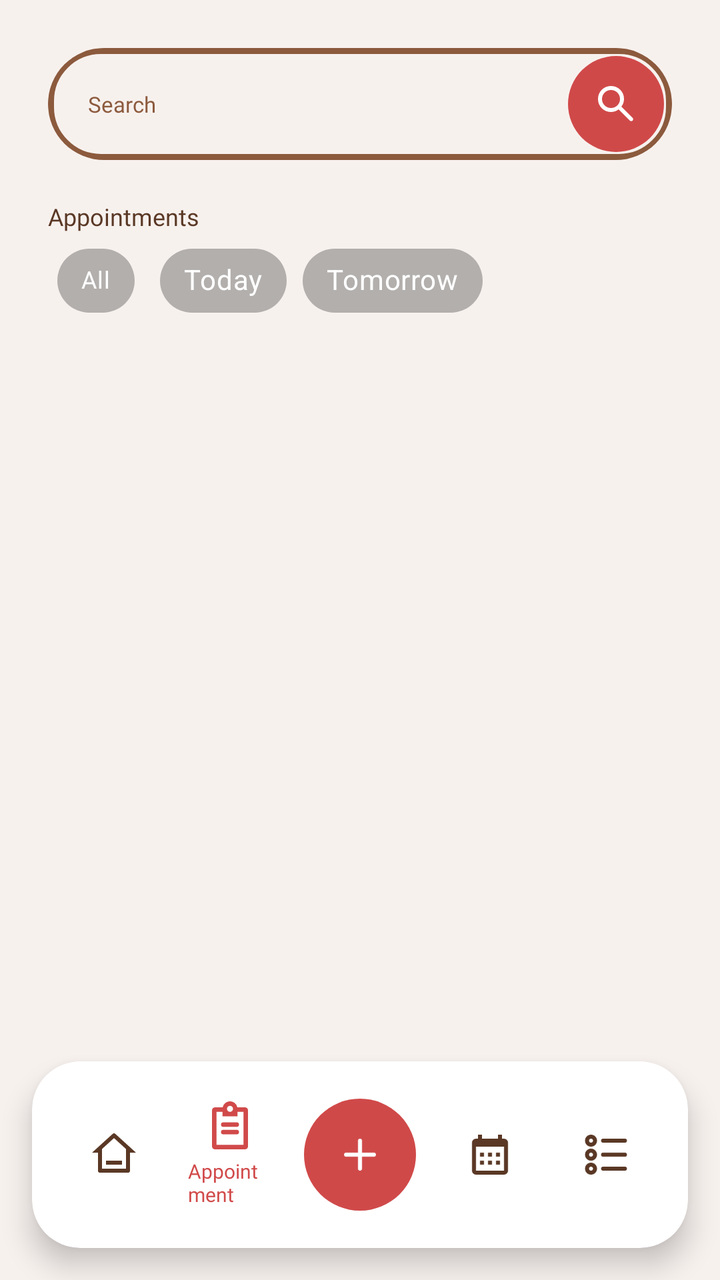
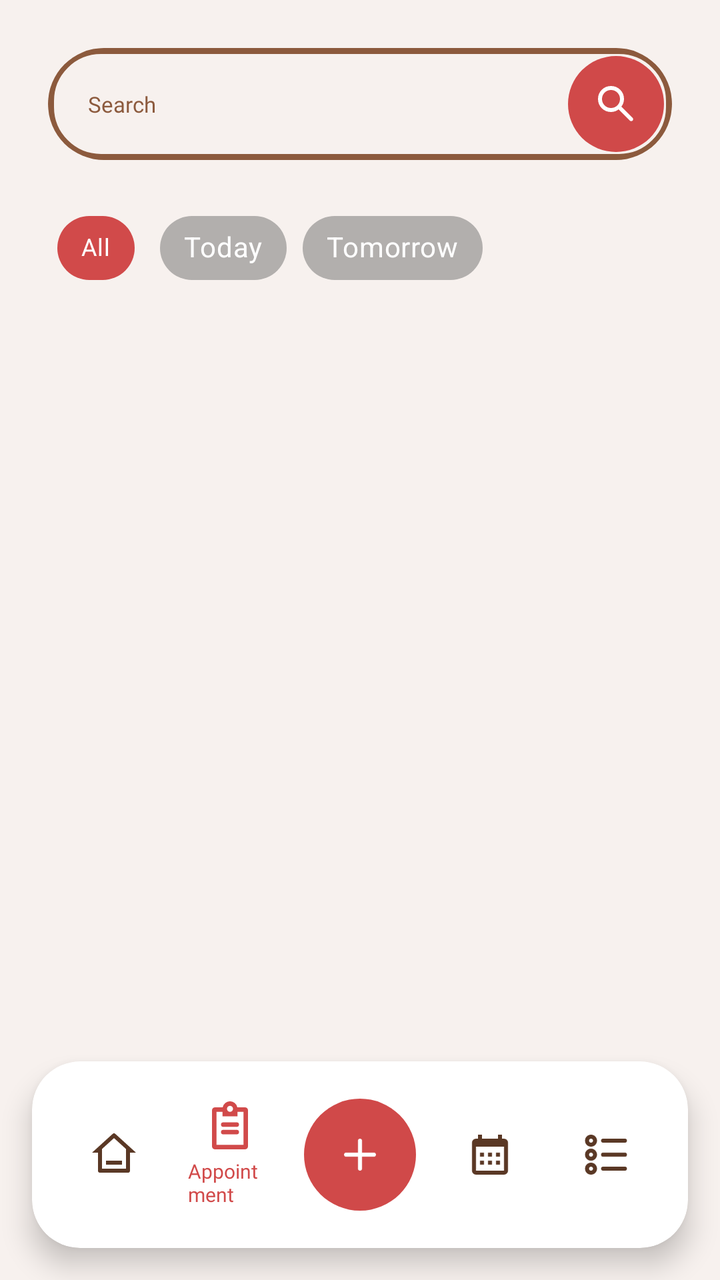

An Android layout rendered at two revisions. The XML below is the earlier revision; the diff shows what the commit changed to produce the second picture.
<!-- AndroidManifest.xml: application theme Theme.StTherese -->
<!-- res/layout/activity_doctor_appointment.xml -->
<?xml version="1.0" encoding="utf-8"?>
<androidx.coordinatorlayout.widget.CoordinatorLayout xmlns:android="http://schemas.android.com/apk/res/android"
    xmlns:app="http://schemas.android.com/apk/res-auto"
    xmlns:tools="http://schemas.android.com/tools"
    android:layout_width="match_parent"
    android:layout_height="match_parent"
    android:background="@color/bg_color">

    <androidx.core.widget.NestedScrollView
        android:layout_width="match_parent"
        android:layout_height="match_parent"
        android:clipToPadding="false"
        android:paddingBottom="100dp"
        app:layout_behavior="@string/appbar_scrolling_view_behavior">

        <androidx.constraintlayout.widget.ConstraintLayout
            android:layout_width="match_parent"
            android:layout_height="wrap_content"
            android:padding="24dp">

            <androidx.cardview.widget.CardView
                android:id="@+id/searchCard"
                android:layout_width="0dp"
                android:layout_height="wrap_content"
                app:cardBackgroundColor="#00FFFFFF"
                app:cardCornerRadius="28dp"
                app:cardElevation="0dp"
                app:layout_constraintEnd_toEndOf="parent"
                app:layout_constraintStart_toStartOf="parent"
                app:layout_constraintTop_toTopOf="parent">

                <LinearLayout
                    android:layout_width="match_parent"
                    android:layout_height="wrap_content"
                    android:background="@drawable/bg_search_outline_brown"
                    android:gravity="center_vertical"
                    android:orientation="horizontal"
                    android:padding="4dp">

                    <EditText
                        android:id="@+id/etSearch"
                        android:layout_width="0dp"
                        android:layout_height="wrap_content"
                        android:layout_weight="1"
                        android:background="@android:color/transparent"
                        android:fontFamily="@font/poppins_regular"
                        android:hint="Search"
                        android:inputType="text"
                        android:padding="12dp"
                        android:paddingStart="16dp"
                        android:textColor="@color/brown_text"
                        android:textColorHint="#8C5A3D"
                        android:textSize="11sp" />

                    <ImageView
                        android:id="@+id/btnSearch"
                        android:layout_width="48dp"
                        android:layout_height="48dp"
                        android:background="@drawable/bg_circle_red"
                        android:padding="12dp"
                        android:src="@drawable/ic_search"
                        app:tint="#FFFFFF" />
                </LinearLayout>
            </androidx.cardview.widget.CardView>


            <TextView
                android:id="@+id/textView6"
                android:layout_width="match_parent"
                android:layout_height="wrap_content"
                android:layout_marginTop="20dp"
                android:fontFamily="@font/poppins_semi_bold"
                android:text="Appointments"
                android:textColor="@color/brown_text"
                android:textSize="12sp"
                app:layout_constraintEnd_toEndOf="parent"
                app:layout_constraintStart_toStartOf="parent"
                app:layout_constraintTop_toBottomOf="@+id/searchCard" />


            <HorizontalScrollView
                android:id="@+id/filterScroll"
                android:layout_width="match_parent"
                android:layout_height="wrap_content"
                android:scrollbars="none"
                app:layout_constraintTop_toBottomOf="@+id/textView6"
                tools:layout_editor_absoluteX="24dp">

                <com.google.android.material.chip.ChipGroup
                    android:id="@+id/chipGroup"
                    android:layout_width="wrap_content"
                    android:layout_height="wrap_content"
                    app:singleSelection="true">
                    <com.google.android.material.chip.Chip
                        android:id="@+id/chipAll"
                        style="@style/Widget.MaterialComponents.Chip.Choice"
                        android:layout_width="wrap_content"
                        android:layout_height="wrap_content"
                        android:fontFamily="@font/poppins_semi_bold"
                        android:text="All"
                        android:textColor="#FFFFFF"
                        android:textSize="12sp"
                        app:chipBackgroundColor="@color/chip_background_selector"
                        app:chipStrokeWidth="0dp" />

                    <com.google.android.material.chip.Chip
                        android:id="@+id/chipToday"
                        style="@style/Widget.MaterialComponents.Chip.Choice"
                        android:layout_width="wrap_content"
                        android:layout_height="wrap_content"
                        android:fontFamily="@font/poppins_semi_bold"
                        android:text="Today"
                        android:textColor="@color/chip_text_selector"
                        app:chipBackgroundColor="@color/chip_background_selector"
                        app:chipStrokeWidth="0dp" />

                    <com.google.android.material.chip.Chip
                        android:id="@+id/chipTomorrow"
                        style="@style/Widget.MaterialComponents.Chip.Choice"
                        android:layout_width="wrap_content"
                        android:layout_height="wrap_content"
                        android:fontFamily="@font/poppins_semi_bold"
                        android:text="Tomorrow"
                        android:textColor="@color/chip_text_selector"
                        app:chipBackgroundColor="@color/chip_background_selector"
                        app:chipStrokeWidth="0dp" />
                </com.google.android.material.chip.ChipGroup>
            </HorizontalScrollView>

            <androidx.recyclerview.widget.RecyclerView
                android:id="@+id/recyclerViewAppointments"
                android:layout_width="match_parent"
                android:layout_height="wrap_content"
                android:layout_marginTop="16dp"
                android:nestedScrollingEnabled="false"
                app:layout_constraintTop_toBottomOf="@+id/filterScroll"
                app:layout_constraintBottom_toBottomOf="parent"
                tools:listitem="@layout/item_appointment" />

            <androidx.cardview.widget.CardView
                android:id="@+id/layoutEmptyState"
                android:layout_width="match_parent"
                android:layout_height="wrap_content"
                android:layout_marginTop="20dp"
                app:cardBackgroundColor="#FFFFFF"
                app:cardCornerRadius="16dp"
                app:cardElevation="1dp"
                android:visibility="gone"
                app:layout_constraintTop_toBottomOf="@+id/filterScroll">

                <LinearLayout
                    android:layout_width="match_parent"
                    android:layout_height="wrap_content"
                    android:gravity="center_horizontal"
                    android:orientation="vertical"
                    android:padding="32dp">

                    <TextView
                        android:id="@+id/tvNoData"
                        android:layout_width="wrap_content"
                        android:layout_height="wrap_content"
                        android:fontFamily="@font/montserrat_extra_bold"
                        android:gravity="center"
                        android:text="NO APPOINTMENTS FOUND"
                        android:textColor="@color/brown_text"
                        android:textSize="20sp" />

                    <TextView
                        android:layout_width="wrap_content"
                        android:layout_height="wrap_content"
                        android:layout_marginTop="5dp"
                        android:fontFamily="@font/poppins_medium"
                        android:gravity="center"
                        android:text="Your scheduled appointments will appear here."
                        android:textColor="@color/text_secondary"
                        android:textSize="11sp" />

                </LinearLayout>
            </androidx.cardview.widget.CardView>

        </androidx.constraintlayout.widget.ConstraintLayout>
    </androidx.core.widget.NestedScrollView>

    <androidx.cardview.widget.CardView
        android:layout_width="match_parent"
        android:layout_height="wrap_content"
        android:layout_gravity="bottom"
        android:layout_margin="16dp"
        app:cardCornerRadius="24dp"
        app:cardElevation="8dp"
        app:cardBackgroundColor="#FFFFFF">

        <LinearLayout
            android:layout_width="match_parent"
            android:layout_height="wrap_content"
            android:orientation="horizontal"
            android:gravity="center"
            android:padding="12dp">
            <LinearLayout
                android:id="@+id/btnHome"
                android:layout_width="0dp"
                android:layout_height="wrap_content"
                android:layout_weight="1"
                android:orientation="vertical"
                android:gravity="center"
                android:padding="8dp">

                <ImageView
                    android:layout_width="24dp"
                    android:layout_height="24dp"
                    android:src="@drawable/ic_home"
                    app:tint="#5A3825" />
            </LinearLayout>

            <LinearLayout
                android:id="@+id/btnAppointment"
                android:layout_width="0dp"
                android:layout_height="wrap_content"
                android:layout_weight="1"
                android:orientation="vertical"
                android:gravity="center"
                android:padding="8dp">

                <ImageView
                    android:layout_width="24dp"
                    android:layout_height="24dp"
                    android:src="@drawable/ic_list"
                    app:tint="#D14A4A" />

                <TextView
                    android:layout_width="wrap_content"
                    android:layout_height="wrap_content"
                    android:text="Appointment"
                    android:fontFamily="@font/montserrat_extra_bold"
                    android:textSize="10sp"
                    android:textColor="#D14A4A"
                    android:layout_marginTop="4dp" />
            </LinearLayout>

            <ImageView
                android:id="@+id/btnAdd"
                android:layout_width="56dp"
                android:layout_height="56dp"
                android:src="@drawable/ic_add"
                android:background="@drawable/bg_circle_red"
                android:padding="16dp"
                app:tint="#FFFFFF"
                android:layout_marginHorizontal="8dp" />

            <LinearLayout
                android:id="@+id/btnCalendar"
                android:layout_width="0dp"
                android:layout_height="wrap_content"
                android:layout_weight="1"
                android:orientation="vertical"
                android:gravity="center"
                android:padding="8dp">

                <ImageView
                    android:layout_width="24dp"
                    android:layout_height="24dp"
                    android:src="@drawable/ic_calendar"
                    app:tint="#5A3825" />
            </LinearLayout>

            <LinearLayout
                android:id="@+id/btnHistory"
                android:layout_width="0dp"
                android:layout_height="wrap_content"
                android:layout_weight="1"
                android:orientation="vertical"
                android:gravity="center"
                android:padding="8dp">

                <ImageView
                    android:layout_width="24dp"
                    android:layout_height="24dp"
                    android:src="@drawable/ic_menu"
                    app:tint="#5A3825" />
            </LinearLayout>
        </LinearLayout>
    </androidx.cardview.widget.CardView>

</androidx.coordinatorlayout.widget.CoordinatorLayout>
<!-- res/layout/item_appointment.xml (included above) -->
<?xml version="1.0" encoding="utf-8"?>
<androidx.cardview.widget.CardView xmlns:android="http://schemas.android.com/apk/res/android"
    xmlns:app="http://schemas.android.com/apk/res-auto"
    android:layout_width="match_parent"
    android:layout_height="wrap_content"
    android:layout_marginBottom="12dp"
    app:cardCornerRadius="16dp"
    app:cardElevation="2dp"
    app:cardBackgroundColor="@color/card_white">

    <androidx.constraintlayout.widget.ConstraintLayout
        android:layout_width="match_parent"
        android:layout_height="wrap_content"
        android:padding="16dp">

        
        <ImageView
            android:id="@+id/ivAvatar"
            android:layout_width="56dp"
            android:layout_height="56dp"
            android:background="@drawable/bg_circle_gray"
            app:layout_constraintStart_toStartOf="parent"
            app:layout_constraintTop_toTopOf="parent" />

        
        <TextView
            android:id="@+id/tvName"
            android:layout_width="0dp"
            android:layout_height="wrap_content"
            android:text="Dr. John Doe"
            android:textSize="16sp"
            android:textColor="@color/brown_text"
            android:fontFamily="@font/montserrat_extra_bold"
            android:layout_marginStart="12dp"
            app:layout_constraintStart_toEndOf="@id/ivAvatar"
            app:layout_constraintTop_toTopOf="@id/ivAvatar"
            app:layout_constraintEnd_toStartOf="@id/btnNavigate" />

        
        <TextView
            android:id="@+id/tvSubtitle"
            android:layout_width="0dp"
            android:layout_height="wrap_content"
            android:text="OB-GYN"
            android:textSize="14sp"
            android:fontFamily="@font/poppins_medium"
            android:textColor="#808C5A3D"
            android:layout_marginStart="12dp"
            app:layout_constraintStart_toEndOf="@id/ivAvatar"
            app:layout_constraintTop_toBottomOf="@id/tvName"
            app:layout_constraintBottom_toBottomOf="@id/ivAvatar"
            app:layout_constraintEnd_toStartOf="@id/btnNavigate" />

        
        <ImageView
            android:id="@+id/btnNavigate"
            android:layout_width="50dp"
            android:layout_height="50dp"
            android:src="@drawable/ic_arrow_right"
            android:background="@drawable/bg_circle_red"
            android:padding="10dp"
            app:tint="#FFFFFF"
            app:layout_constraintEnd_toEndOf="parent"
            app:layout_constraintTop_toTopOf="@id/ivAvatar"
            app:layout_constraintBottom_toBottomOf="@id/ivAvatar" />

        
        <View
            android:id="@+id/divider"
            android:layout_width="0dp"
            android:layout_height="1dp"
            android:background="#D9D9D9"
            android:layout_marginTop="14dp"
            app:layout_constraintStart_toStartOf="parent"
            app:layout_constraintEnd_toEndOf="parent"
            app:layout_constraintTop_toBottomOf="@id/ivAvatar" />

        
        <ImageView
            android:id="@+id/ivCalendar"
            android:layout_width="40dp"
            android:layout_height="40dp"
            android:src="@drawable/ic_calendar_secondary"
            android:background="@drawable/bg_circle_gray"
            android:padding="8dp"
            android:layout_marginTop="14dp"
            app:layout_constraintStart_toStartOf="parent"
            app:layout_constraintTop_toBottomOf="@id/divider" />

        <TextView
            android:id="@+id/tvDateLabel"
            android:layout_width="wrap_content"
            android:layout_height="wrap_content"
            android:text="Date"
            android:textSize="12sp"
            android:fontFamily="@font/poppins_medium"
            android:textColor="#808C5A3D"
            android:layout_marginStart="8dp"
            app:layout_constraintStart_toEndOf="@id/ivCalendar"
            app:layout_constraintTop_toTopOf="@id/ivCalendar" />

        <TextView
            android:id="@+id/tvAppointmentDate"
            android:layout_width="wrap_content"
            android:layout_height="wrap_content"
            android:text="09 September, 2025"
            android:textSize="10sp"
            android:fontFamily="@font/poppins_semi_bold"
            android:textColor="@color/brown_text"
            android:layout_marginStart="8dp"
            app:layout_constraintStart_toEndOf="@id/ivCalendar"
            app:layout_constraintTop_toBottomOf="@id/tvDateLabel"
            app:layout_constraintBottom_toBottomOf="@id/ivCalendar" />

        
        <ImageView
            android:id="@+id/ivClock"
            android:layout_width="40dp"
            android:layout_height="40dp"
            android:src="@drawable/ic_clock_secondary"
            android:background="@drawable/bg_circle_gray"
            android:padding="8dp"
            android:layout_marginStart="16dp"
            app:layout_constraintStart_toEndOf="@id/tvAppointmentDate"
            app:layout_constraintTop_toTopOf="@id/ivCalendar" />

        <TextView
            android:id="@+id/tvTimeLabel"
            android:layout_width="wrap_content"
            android:layout_height="wrap_content"
            android:text="Time"
            android:textSize="12sp"
            android:textColor="#808C5A3D"
            android:layout_marginStart="8dp"
            app:layout_constraintStart_toEndOf="@id/ivClock"
            app:layout_constraintTop_toTopOf="@id/ivClock" />

        <TextView
            android:id="@+id/tvAppointmentTime"
            android:layout_width="wrap_content"
            android:layout_height="wrap_content"
            android:text="8:00 - 9:00 PM"
            android:textSize="10sp"
            android:fontFamily="@font/poppins_semi_bold"
            android:textColor="@color/brown_text"
            android:layout_marginStart="8dp"
            app:layout_constraintStart_toEndOf="@id/ivClock"
            app:layout_constraintTop_toBottomOf="@id/tvTimeLabel"
            app:layout_constraintBottom_toBottomOf="@id/ivClock" />
    </androidx.constraintlayout.widget.ConstraintLayout>

</androidx.cardview.widget.CardView>
<!-- resources referenced by this layout -->
<resources>
  <color name="bg_color">#F7F1EE</color>
  <color name="brown_text">#5A3825</color>
  <color name="card_white">#FFFFFF</color>
  <color name="text_secondary">#8C5A3D</color>
  <!-- drawable bg_circle_gray (drawable) -->
  <?xml version="1.0" encoding="utf-8"?>
  <shape xmlns:android="http://schemas.android.com/apk/res/android"
      android:shape="oval">
      <padding android:left="6dp" android:top="6dp" android:right="6dp"/>
      <solid android:color="#ECECEC" />
  </shape>
  <!-- drawable bg_circle_red (drawable) -->
  <?xml version="1.0" encoding="utf-8"?>
  <shape xmlns:android="http://schemas.android.com/apk/res/android"
      android:shape="oval">
      <solid android:color="#D04949" />
  </shape>
  <!-- drawable bg_search_outline_brown (drawable) -->
  <?xml version="1.0" encoding="utf-8"?>
  <shape xmlns:android="http://schemas.android.com/apk/res/android"
      android:shape="rectangle">
      <corners android:radius="25dp" />  <solid android:color="#00FFFFFF" />  <stroke
      android:width="3dp"
      android:color="#8C5A3D" />  </shape>
  <!-- drawable ic_add (drawable) -->
  <vector xmlns:android="http://schemas.android.com/apk/res/android"
      android:width="24dp"
      android:height="24dp"
      android:viewportWidth="24"
      android:viewportHeight="24">
    <path
        android:pathData="M5,12h14m-7,-7v14"
        android:strokeLineJoin="round"
        android:strokeWidth="2"
        android:fillColor="#00000000"
        android:strokeColor="#FFFFFF"
        android:strokeLineCap="round"/>
  </vector>
  <!-- drawable ic_arrow_right (drawable) -->
  <vector xmlns:android="http://schemas.android.com/apk/res/android"
      android:width="24dp"
      android:height="24dp"
      android:viewportWidth="24"
      android:viewportHeight="24">
    <path
        android:pathData="M9.29,6.71a0.996,0.996 0,0 0,0 1.41L13.17,12l-3.88,3.88a0.996,0.996 0,1 0,1.41 1.41l4.59,-4.59a0.996,0.996 0,0 0,0 -1.41L10.7,6.7c-0.38,-0.38 -1.02,-0.38 -1.41,0.01"
        android:fillColor="#FFFFFF"/>
  </vector>
  <!-- drawable ic_clock_secondary (drawable) -->
  <vector xmlns:android="http://schemas.android.com/apk/res/android"
      android:width="24dp"
      android:height="24dp"
      android:viewportWidth="24"
      android:viewportHeight="24">
    <path
        android:pathData="M12,20a8,8 0,0 0,8 -8a8,8 0,0 0,-8 -8a8,8 0,0 0,-8 8a8,8 0,0 0,8 8m0,-18a10,10 0,0 1,10 10a10,10 0,0 1,-10 10C6.47,22 2,17.5 2,12A10,10 0,0 1,12 2m0.5,5v5.25l4.5,2.67l-0.75,1.23L11,13V7z"
        android:fillColor="@color/text_secondary"/>
  </vector>
  <!-- drawable ic_home (drawable) -->
  <vector xmlns:android="http://schemas.android.com/apk/res/android"
      android:width="24dp"
      android:height="24dp"
      android:viewportWidth="24"
      android:viewportHeight="24">
    <path
        android:pathData="M19,21L5,21a1,1 0,0 1,-1 -1v-9L1,11l10.327,-9.388a1,1 0,0 1,1.346 0L23,11h-3v9a1,1 0,0 1,-1 1M6,19h12L18,9.157l-6,-5.454l-6,5.454zM8,15h8v2L8,17z"
        android:fillColor="@color/brown_text"/>
  </vector>
  <style name="Theme.StTherese" parent="Base.Theme.StTherese" />
  <style name="Base.Theme.StTherese" parent="Theme.Material3.DayNight.NoActionBar">
          <item name="colorPrimary">@color/md_theme_light_primary</item>
          <item name="colorOnPrimary">@color/md_theme_light_onPrimary</item>
          <item name="android:colorBackground">@color/md_theme_light_background</item>
          <item name="colorSurface">@color/md_theme_light_surface</item>
          <item name="colorError">@color/red_primary</item>
          <item name="colorSecondary">@color/brown_text</item>
      </style>
  <color name="md_theme_light_primary">@color/brown_primary</color>
  <color name="md_theme_light_onPrimary">@color/white_on_primary</color>
  <color name="md_theme_light_background">@color/app_background</color>
  <color name="md_theme_light_surface">@color/app_background</color>
  <color name="red_primary">#D14A4A</color>
  <color name="brown_primary">#6B3A17</color>
  <color name="white_on_primary">#FFFFFF</color>
  <color name="app_background">#F7F1EE</color>
  <!-- unchanged entries left out for length: 5 -->
</resources>

<!-- the commit's change to res/layout/activity_doctor_appointment.xml (unified diff, before → after) -->
@@ -64,26 +64,27 @@
             </androidx.cardview.widget.CardView>
 
 
-            <TextView
-                android:id="@+id/textView6"
-                android:layout_width="match_parent"
-                android:layout_height="wrap_content"
-                android:layout_marginTop="20dp"
-                android:fontFamily="@font/poppins_semi_bold"
-                android:text="Appointments"
-                android:textColor="@color/brown_text"
-                android:textSize="12sp"
-                app:layout_constraintEnd_toEndOf="parent"
-                app:layout_constraintStart_toStartOf="parent"
-                app:layout_constraintTop_toBottomOf="@+id/searchCard" />
+
+
+
+
+
+
+
+
+
+
+
+
 
 
             <HorizontalScrollView
                 android:id="@+id/filterScroll"
                 android:layout_width="match_parent"
                 android:layout_height="wrap_content"
+                android:layout_marginTop="20dp"
                 android:scrollbars="none"
-                app:layout_constraintTop_toBottomOf="@+id/textView6"
+                app:layout_constraintTop_toBottomOf="@+id/searchCard"
                 tools:layout_editor_absoluteX="24dp">
 
                 <com.google.android.material.chip.ChipGroup
@@ -96,9 +97,10 @@
                         style="@style/Widget.MaterialComponents.Chip.Choice"
                         android:layout_width="wrap_content"
                         android:layout_height="wrap_content"
+                        android:checked="true"
                         android:fontFamily="@font/poppins_semi_bold"
                         android:text="All"
-                        android:textColor="#FFFFFF"
+                        android:textColor="@color/chip_text_selector"
                         android:textSize="12sp"
                         app:chipBackgroundColor="@color/chip_background_selector"
                         app:chipStrokeWidth="0dp" />
@@ -231,6 +233,7 @@
                     android:layout_width="wrap_content"
                     android:layout_height="wrap_content"
                     android:text="Appointment"
+                    android:layout_gravity="center"
                     android:fontFamily="@font/montserrat_extra_bold"
                     android:textSize="10sp"
                     android:textColor="#D14A4A"
